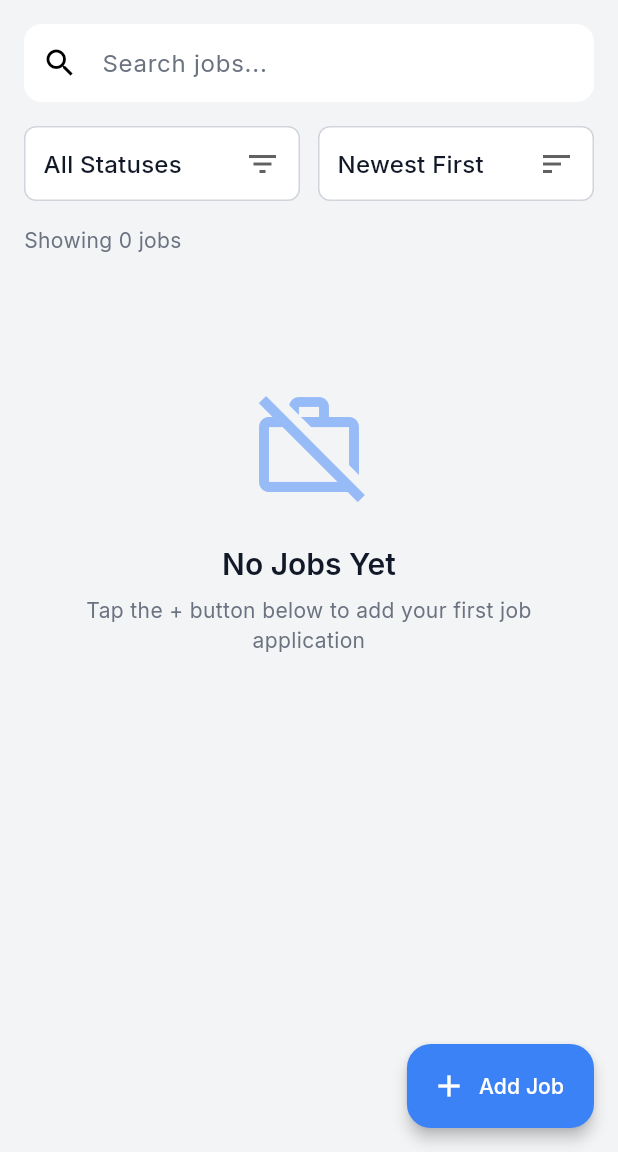
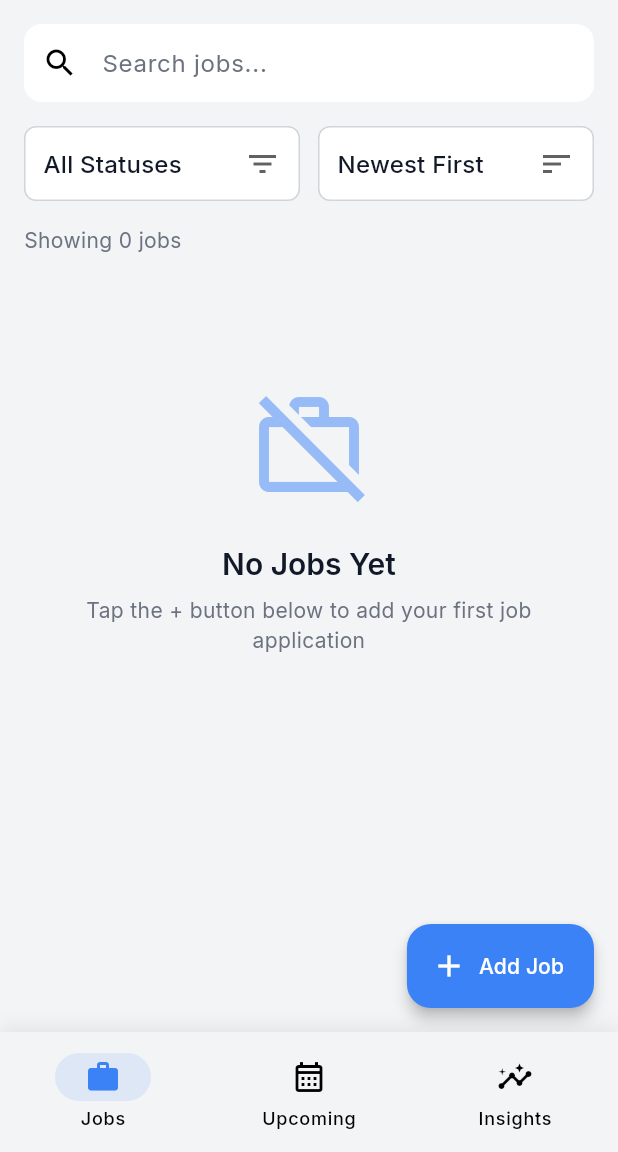
Before and after one commit to RamadanMohamed11/Job-Tracker-App, a Flutter app: the screen it shows after launch, on a phone screen of 412 x 824 dp, the part 84-1236 px from its top. Run offline on Flutter 3.47's test engine with Material 3 defaults, Android fonts, the phone set to English and light mode, and no system bars; our stand-ins replace csv, file_picker, fl_chart, flutter_bloc, flutter_local_notifications, flutter_slidable and 7 more; accounts and stored records are empty.

```diff
--- /dev/null
+++ b/lib/presentation/screens/main/main_screen.dart
@@ -0,0 +1,76 @@
+import 'package:flutter/material.dart';
+
+import '../home/home_screen.dart';
+import '../upcoming/upcoming_screen.dart';
+import '../insights/insights_screen.dart';
+
+/// Main shell screen with bottom navigation bar
+/// Contains: Home, Upcoming, Insights tabs
+class MainScreen extends StatefulWidget {
+  const MainScreen({super.key});
+
+  @override
+  State<MainScreen> createState() => _MainScreenState();
+}
+
+class _MainScreenState extends State<MainScreen> {
+  int _currentIndex = 0;
+
+  // Keep screens alive to preserve state
+  final List<Widget> _screens = const [
+    HomeScreen(),
+    UpcomingScreen(),
+    InsightsScreen(),
+  ];
+
+  @override
+  Widget build(BuildContext context) {
+    final theme = Theme.of(context);
+
+    return Scaffold(
+      body: IndexedStack(index: _currentIndex, children: _screens),
+      bottomNavigationBar: Container(
+        decoration: BoxDecoration(
+          boxShadow: [
+            BoxShadow(
+              color: Colors.black.withAlpha(20),
+              blurRadius: 10,
+              offset: const Offset(0, -2),
+            ),
+          ],
+        ),
+        child: NavigationBar(
+          selectedIndex: _currentIndex,
+          onDestinationSelected: (index) {
+            setState(() => _currentIndex = index);
+          },
+          backgroundColor: theme.scaffoldBackgroundColor,
+          indicatorColor: theme.colorScheme.primary.withAlpha(30),
+          destinations: [
+            NavigationDestination(
+              icon: const Icon(Icons.work_outline),
+              selectedIcon: Icon(Icons.work, color: theme.colorScheme.primary),
+              label: 'Jobs',
+            ),
+            NavigationDestination(
+              icon: const Icon(Icons.calendar_month_outlined),
+              selectedIcon: Icon(
+                Icons.calendar_month,
+                color: theme.colorScheme.primary,
+              ),
+              label: 'Upcoming',
+            ),
+            NavigationDestination(
+              icon: const Icon(Icons.insights_outlined),
+              selectedIcon: Icon(
+                Icons.insights,
+                color: theme.colorScheme.primary,
+              ),
+              label: 'Insights',
+            ),
+          ],
+        ),
+      ),
+    );
+  }
+}
--- a/lib/presentation/screens/splash/splash_screen.dart
+++ b/lib/presentation/screens/splash/splash_screen.dart
@@ -2,7 +2,7 @@ import 'dart:math';
 import 'package:flutter/material.dart';
 
 import '../../../core/constants/app_strings.dart';
-import '../home/home_screen.dart';
+import '../main/main_screen.dart';
 
 // ============================================
 // ANIMATED SPLASH SCREEN
@@ -134,7 +134,7 @@ class _SplashScreenState extends State<SplashScreen>
       Navigator.of(context).pushReplacement(
         PageRouteBuilder(
           pageBuilder: (context, animation, secondaryAnimation) =>
-              const HomeScreen(),
+              const MainScreen(),
           transitionsBuilder: (context, animation, secondaryAnimation, child) {
             return FadeTransition(opacity: animation, child: child);
           },
@@ -144,7 +144,7 @@ class _SplashScreenState extends State<SplashScreen>
     } catch (e) {
       // Fallback: use simple navigation
       Navigator.of(context).pushReplacement(
-        MaterialPageRoute(builder: (context) => const HomeScreen()),
+        MaterialPageRoute(builder: (context) => const MainScreen()),
       );
     }
   }
```
Also changed, not shown: lib/presentation/screens/settings/settings_screen.dart (+0 -24 lines).
